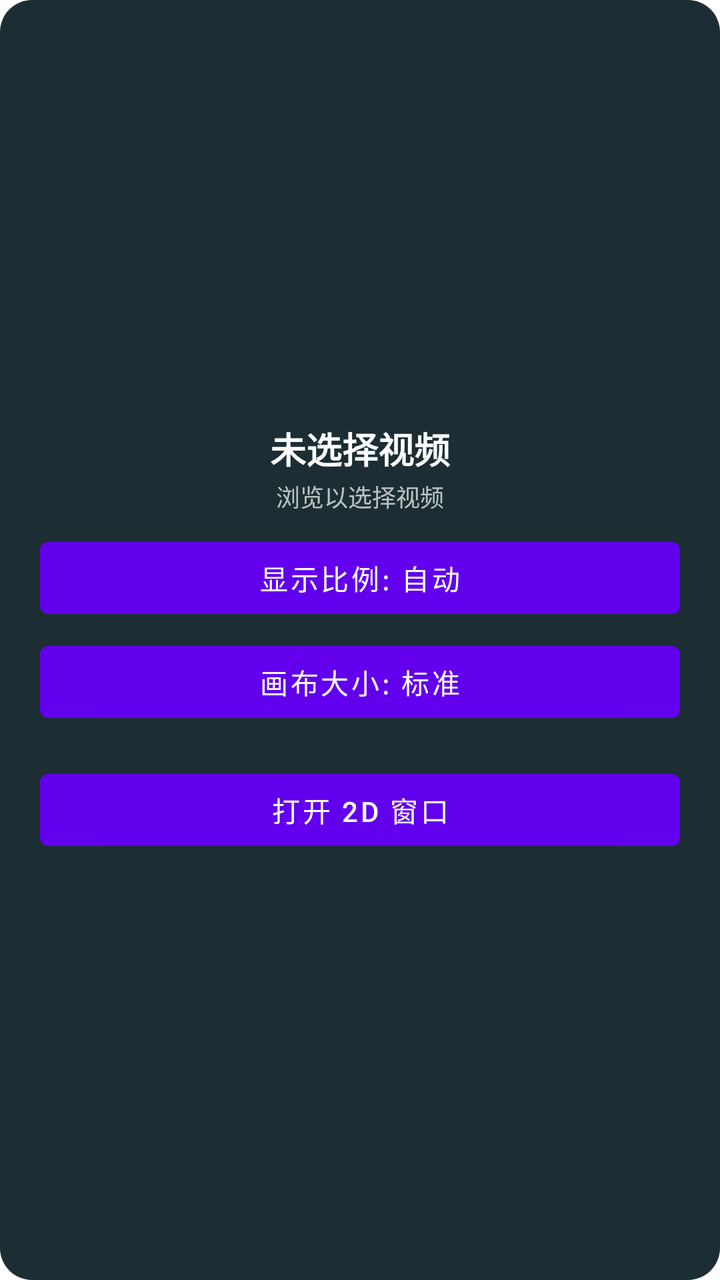
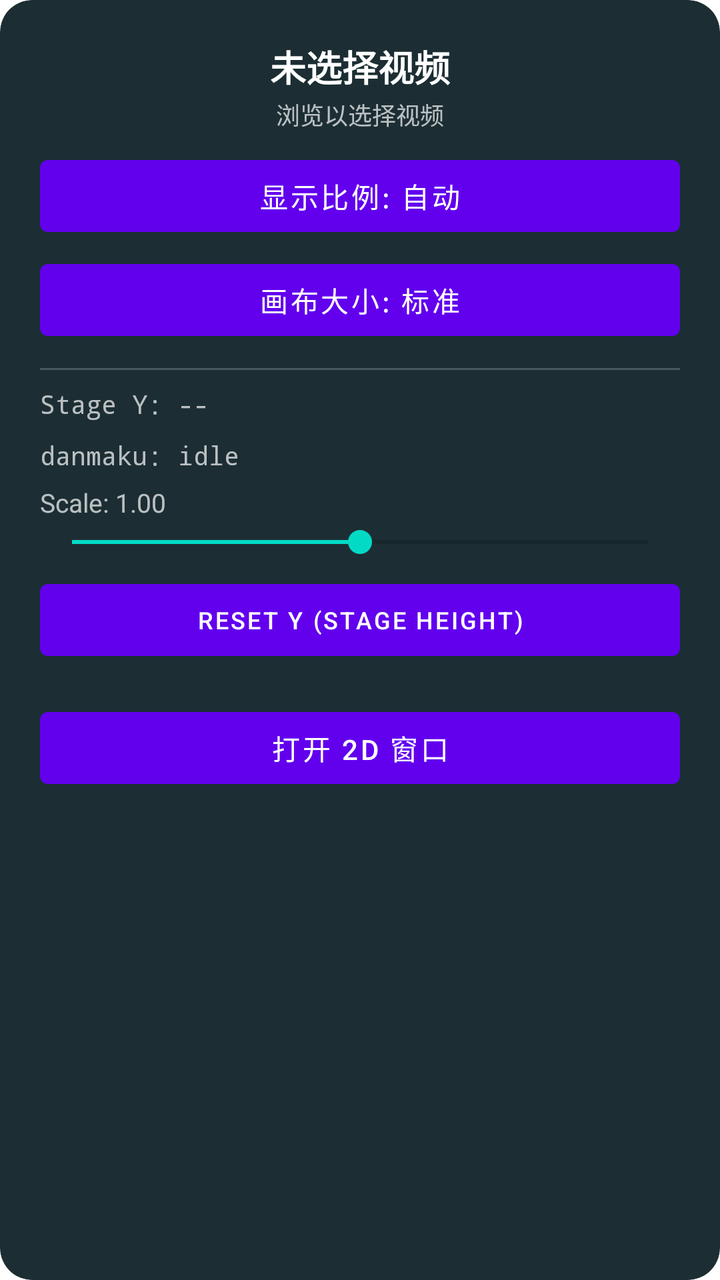

Screens rendered from an Android XML layout before and after an edit, with the pre-edit source and the edit as a unified diff.
<!-- AndroidManifest.xml: fallback theme Theme.MaterialComponents.DayNight.NoActionBar -->
<!-- res/layout/mode_panel.xml -->
<?xml version="1.0" encoding="utf-8" ?>
<LinearLayout
  xmlns:android="http://schemas.android.com/apk/res/android"
  android:layout_width="match_parent"
  android:layout_height="match_parent"
  android:orientation="vertical"
  android:gravity="center"
  android:background="@drawable/layout_bg"
  android:padding="20dp"
>
  <TextView
    android:id="@+id/current_media_title"
    android:layout_width="match_parent"
    android:layout_height="wrap_content"
    android:ellipsize="end"
    android:gravity="center"
    android:lines="1"
    android:text="@string/detail_no_video"
    android:textColor="@android:color/white"
    android:textSize="18sp"
    android:textStyle="bold"
  />
  <TextView
    android:id="@+id/current_media_detail"
    android:layout_width="match_parent"
    android:layout_height="wrap_content"
    android:layout_marginTop="2dp"
    android:ellipsize="end"
    android:gravity="center"
    android:lines="1"
    android:text="@string/detail_browse_choose"
    android:textColor="#B3FFFFFF"
    android:textSize="12sp"
  />
  <Button
    android:id="@+id/retry_media_button"
    android:layout_width="wrap_content"
    android:layout_height="wrap_content"
    android:layout_marginTop="6dp"
    android:text="@string/retry"
    android:visibility="gone"
  />
  <Button
    android:id="@+id/display_ratio_button"
    android:layout_width="match_parent"
    android:layout_height="wrap_content"
    android:layout_marginTop="8dp"
    android:text="@string/display_ratio_auto"
  />
  <Button
    android:id="@+id/canvas_size_button"
    android:layout_width="match_parent"
    android:layout_height="wrap_content"
    android:layout_marginTop="4dp"
    android:text="@string/canvas_size_standard_label"
  />
  <TextView
    android:id="@+id/debug_build_label"
    android:layout_width="match_parent"
    android:layout_height="wrap_content"
    android:layout_marginTop="6dp"
    android:gravity="center"
    android:textColor="#B3FFFFFF"
    android:textSize="11sp"
    android:visibility="gone"
  />
  <TextView
    android:id="@+id/debug_aspect_detail"
    android:layout_width="match_parent"
    android:layout_height="wrap_content"
    android:layout_marginTop="2dp"
    android:gravity="center"
    android:textColor="#B3FFFFFF"
    android:textSize="10sp"
    android:visibility="gone"
  />
  <Button
    android:id="@+id/debug_aspect_target_button"
    android:layout_width="match_parent"
    android:layout_height="wrap_content"
    android:layout_marginTop="4dp"
    android:text="Target: Default"
    android:visibility="gone"
  />
  <Button
    android:id="@+id/debug_aspect_plan_button"
    android:layout_width="match_parent"
    android:layout_height="wrap_content"
    android:layout_marginTop="4dp"
    android:text="Plan: Plan 1"
    android:visibility="gone"
  />
  <Button
    android:id="@+id/debug_aspect_apply_button"
    android:layout_width="match_parent"
    android:layout_height="wrap_content"
    android:layout_marginTop="4dp"
    android:text="Apply"
    android:visibility="gone"
  />
  <Button
    android:id="@+id/open_2d_button"
    android:layout_width="match_parent"
    android:layout_height="wrap_content"
    android:layout_marginTop="16dp"
    android:text="@string/open_2d"
  />
</LinearLayout>
<!-- resources referenced by this layout -->
<resources>
  <!-- drawable layout_bg (drawable) -->
  <?xml version="1.0" encoding="UTF-8" ?>
  <shape xmlns:android="http://schemas.android.com/apk/res/android">
    <solid android:color="#FF1C2E33" />
    <corners android:radius="16dp" />
    <padding
      android:left="0dp"
      android:top="0dp"
      android:right="0dp"
      android:bottom="0dp"
    />
  </shape>
  <string name="canvas_size_standard_label">画布大小: 标准</string>
  <string name="detail_browse_choose">浏览以选择视频</string>
  <string name="detail_no_video">未选择视频</string>
  <string name="display_ratio_auto">显示比例: 自动</string>
  <string name="open_2d">打开 2D 窗口</string>
  <string name="retry">重试</string>
</resources>

<!-- the commit's change to res/layout/mode_panel.xml (unified diff, before → after) -->
@@ -1,108 +1,170 @@
 <?xml version="1.0" encoding="utf-8" ?>
-<LinearLayout
+<ScrollView
   xmlns:android="http://schemas.android.com/apk/res/android"
   android:layout_width="match_parent"
   android:layout_height="match_parent"
-  android:orientation="vertical"
-  android:gravity="center"
   android:background="@drawable/layout_bg"
-  android:padding="20dp"
+  android:clipToOutline="true"
+  android:scrollbars="vertical"
+  android:fillViewport="true"
 >
-  <TextView
-    android:id="@+id/current_media_title"
+  <LinearLayout
     android:layout_width="match_parent"
     android:layout_height="wrap_content"
-    android:ellipsize="end"
-    android:gravity="center"
-    android:lines="1"
-    android:text="@string/detail_no_video"
-    android:textColor="@android:color/white"
-    android:textSize="18sp"
-    android:textStyle="bold"
-  />
-  <TextView
-    android:id="@+id/current_media_detail"
-    android:layout_width="match_parent"
-    android:layout_height="wrap_content"
-    android:layout_marginTop="2dp"
-    android:ellipsize="end"
-    android:gravity="center"
-    android:lines="1"
-    android:text="@string/detail_browse_choose"
-    android:textColor="#B3FFFFFF"
-    android:textSize="12sp"
-  />
-  <Button
-    android:id="@+id/retry_media_button"
-    android:layout_width="wrap_content"
-    android:layout_height="wrap_content"
-    android:layout_marginTop="6dp"
-    android:text="@string/retry"
-    android:visibility="gone"
-  />
-  <Button
-    android:id="@+id/display_ratio_button"
-    android:layout_width="match_parent"
-    android:layout_height="wrap_content"
-    android:layout_marginTop="8dp"
-    android:text="@string/display_ratio_auto"
-  />
-  <Button
-    android:id="@+id/canvas_size_button"
-    android:layout_width="match_parent"
-    android:layout_height="wrap_content"
-    android:layout_marginTop="4dp"
-    android:text="@string/canvas_size_standard_label"
-  />
-  <TextView
-    android:id="@+id/debug_build_label"
-    android:layout_width="match_parent"
-    android:layout_height="wrap_content"
-    android:layout_marginTop="6dp"
-    android:gravity="center"
-    android:textColor="#B3FFFFFF"
-    android:textSize="11sp"
-    android:visibility="gone"
-  />
-  <TextView
-    android:id="@+id/debug_aspect_detail"
-    android:layout_width="match_parent"
-    android:layout_height="wrap_content"
-    android:layout_marginTop="2dp"
-    android:gravity="center"
-    android:textColor="#B3FFFFFF"
-    android:textSize="10sp"
-    android:visibility="gone"
-  />
-  <Button
-    android:id="@+id/debug_aspect_target_button"
-    android:layout_width="match_parent"
-    android:layout_height="wrap_content"
-    android:layout_marginTop="4dp"
-    android:text="Target: Default"
-    android:visibility="gone"
-  />
-  <Button
-    android:id="@+id/debug_aspect_plan_button"
-    android:layout_width="match_parent"
-    android:layout_height="wrap_content"
-    android:layout_marginTop="4dp"
-    android:text="Plan: Plan 1"
-    android:visibility="gone"
-  />
-  <Button
-    android:id="@+id/debug_aspect_apply_button"
-    android:layout_width="match_parent"
-    android:layout_height="wrap_content"
-    android:layout_marginTop="4dp"
-    android:text="Apply"
-    android:visibility="gone"
-  />
-  <Button
-    android:id="@+id/open_2d_button"
-    android:layout_width="match_parent"
-    android:layout_height="wrap_content"
-    android:layout_marginTop="16dp"
-    android:text="@string/open_2d"
-  />
-</LinearLayout>
+    android:orientation="vertical"
+    android:gravity="center_horizontal"
+    android:padding="20dp"
+  >
+    <TextView
+      android:id="@+id/current_media_title"
+      android:layout_width="match_parent"
+      android:layout_height="wrap_content"
+      android:ellipsize="end"
+      android:gravity="center"
+      android:lines="1"
+      android:text="@string/detail_no_video"
+      android:textColor="@android:color/white"
+      android:textSize="18sp"
+      android:textStyle="bold"
+    />
+    <TextView
+      android:id="@+id/current_media_detail"
+      android:layout_width="match_parent"
+      android:layout_height="wrap_content"
+      android:layout_marginTop="2dp"
+      android:ellipsize="end"
+      android:gravity="center"
+      android:lines="1"
+      android:text="@string/detail_browse_choose"
+      android:textColor="#B3FFFFFF"
+      android:textSize="12sp"
+    />
+    <Button
+      android:id="@+id/retry_media_button"
+      android:layout_width="wrap_content"
+      android:layout_height="wrap_content"
+      android:layout_marginTop="6dp"
+      android:text="@string/retry"
+      android:visibility="gone"
+    />
+    <Button
+      android:id="@+id/display_ratio_button"
+      android:layout_width="match_parent"
+      android:layout_height="wrap_content"
+      android:layout_marginTop="8dp"
+      android:text="@string/display_ratio_auto"
+    />
+    <Button
+      android:id="@+id/canvas_size_button"
+      android:layout_width="match_parent"
+      android:layout_height="wrap_content"
+      android:layout_marginTop="4dp"
+      android:text="@string/canvas_size_standard_label"
+    />
+    <View
+      android:layout_width="match_parent"
+      android:layout_height="1dp"
+      android:layout_marginTop="10dp"
+      android:background="#33FFFFFF"
+    />
+
+    
+    <TextView
+      android:id="@+id/stage_y_text"
+      android:layout_width="match_parent"
+      android:layout_height="wrap_content"
+      android:layout_marginTop="8dp"
+      android:textSize="13sp"
+      android:fontFamily="monospace"
+      android:textColor="#B3FFFFFF"
+      android:text="Stage Y: --"
+    />
+    <TextView
+      android:id="@+id/danmaku_status"
+      android:layout_width="match_parent"
+      android:layout_height="wrap_content"
+      android:layout_marginTop="8dp"
+      android:textSize="13sp"
+      android:fontFamily="monospace"
+      android:textColor="#B3FFFFFF"
+      android:text="danmaku: idle"
+    />
+    <TextView
+      android:id="@+id/scale_text"
+      android:layout_width="match_parent"
+      android:layout_height="wrap_content"
+      android:layout_marginTop="6dp"
+      android:textSize="13sp"
+      android:textColor="#B3FFFFFF"
+      android:text="Scale: 1.00"
+    />
+    <SeekBar
+      android:id="@+id/scale_bar"
+      android:layout_width="match_parent"
+      android:layout_height="wrap_content"
+      android:layout_marginTop="2dp"
+      android:progress="500"
+      android:max="1000"
+    />
+    <Button
+      android:id="@+id/reset_stage_y_button"
+      android:layout_width="match_parent"
+      android:layout_height="wrap_content"
+      android:layout_marginTop="6dp"
+      android:text="Reset Y (stage height)"
+      android:textSize="12sp"
+    />
+
+    <TextView
+      android:id="@+id/debug_build_label"
+      android:layout_width="match_parent"
+      android:layout_height="wrap_content"
+      android:layout_marginTop="8dp"
+      android:gravity="center"
+      android:textColor="#B3FFFFFF"
+      android:textSize="11sp"
+      android:visibility="gone"
+    />
+    <TextView
+      android:id="@+id/debug_aspect_detail"
+      android:layout_width="match_parent"
+      android:layout_height="wrap_content"
+      android:layout_marginTop="2dp"
+      android:gravity="center"
+      android:textColor="#B3FFFFFF"
+      android:textSize="10sp"
+      android:visibility="gone"
+    />
+    <Button
+      android:id="@+id/debug_aspect_target_button"
+      android:layout_width="match_parent"
+      android:layout_height="wrap_content"
+      android:layout_marginTop="4dp"
+      android:text="Target: Default"
+      android:visibility="gone"
+    />
+    <Button
+      android:id="@+id/debug_aspect_plan_button"
+      android:layout_width="match_parent"
+      android:layout_height="wrap_content"
+      android:layout_marginTop="4dp"
+      android:text="Plan: Plan 1"
+      android:visibility="gone"
+    />
+    <Button
+      android:id="@+id/debug_aspect_apply_button"
+      android:layout_width="match_parent"
+      android:layout_height="wrap_content"
+      android:layout_marginTop="4dp"
+      android:text="Apply"
+      android:visibility="gone"
+    />
+    <Button
+      android:id="@+id/open_2d_button"
+      android:layout_width="match_parent"
+      android:layout_height="wrap_content"
+      android:layout_marginTop="16dp"
+      android:text="@string/open_2d"
+    />
+  </LinearLayout>
+</ScrollView>
